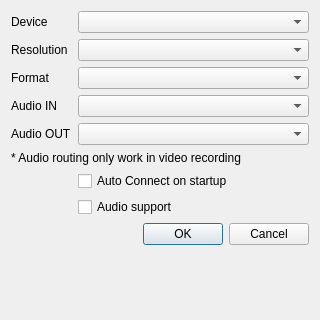
This is Client/ui/device_setup_dialog.ui in kiramint/KVM-Card-Mini-PySide6 as Qt 5 draws it before an edit. The edited form follows.
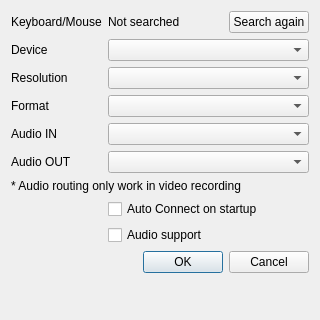
This is the edited form.

Commit message:
Search HID when opening video devices.
Look up the keyboard/mouse HID from Device → Video devices, show search status, and add Search again so the card can be plugged in after the client starts.

The edit to the form file:
```diff
--- a/Client/ui/device_setup_dialog.ui
+++ b/Client/ui/device_setup_dialog.ui
@@ -16,7 +16,7 @@
   <property name="minimumSize">
    <size>
     <width>280</width>
-    <height>180</height>
+    <height>210</height>
    </size>
   </property>
   <property name="windowTitle">
@@ -26,6 +26,40 @@
    <enum>Qt::LeftToRight</enum>
   </property>
   <layout class="QFormLayout" name="formLayout">
+   <item row="0" column="0">
+    <widget class="QLabel" name="labelHid">
+     <property name="text">
+      <string>Keyboard/Mouse</string>
+     </property>
+    </widget>
+   </item>
+   <item row="0" column="1">
+    <layout class="QHBoxLayout" name="hidStatusLayout">
+     <item>
+      <widget class="QLabel" name="labelHidStatus">
+       <property name="sizePolicy">
+        <sizepolicy hsizetype="Expanding" vsizetype="Preferred">
+         <horstretch>1</horstretch>
+         <verstretch>0</verstretch>
+        </sizepolicy>
+       </property>
+       <property name="text">
+        <string>Not searched</string>
+       </property>
+      </widget>
+     </item>
+     <item>
+      <widget class="QPushButton" name="pushButtonHidRescan">
+       <property name="text">
+        <string>Search again</string>
+       </property>
+       <property name="autoDefault">
+        <bool>false</bool>
+       </property>
+      </widget>
+     </item>
+    </layout>
+   </item>
    <item row="2" column="0">
     <widget class="QLabel" name="label">
      <property name="text">
```
The commit also changes 8 other files.
